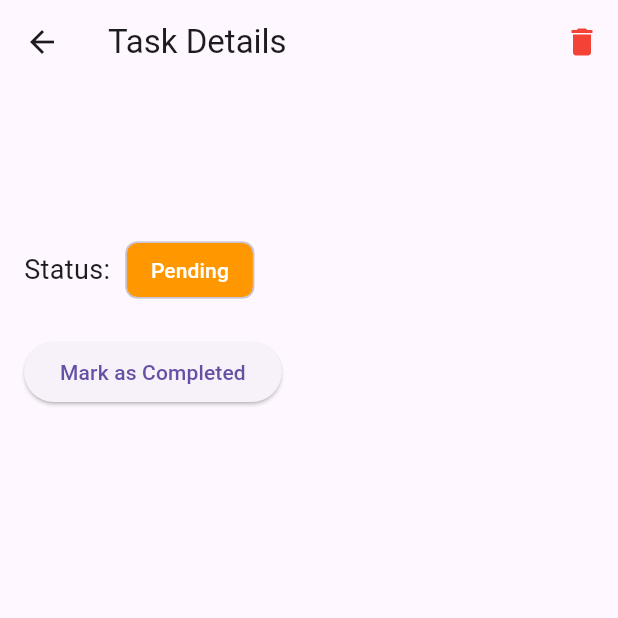
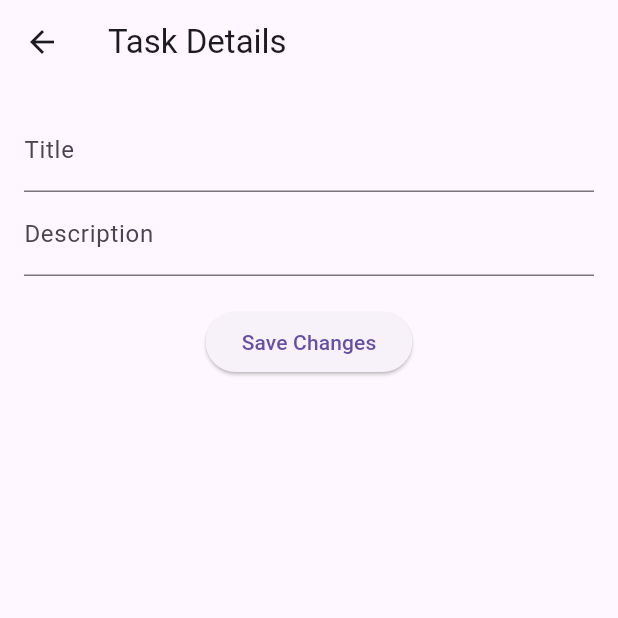
Before and after one commit to VijayaKumarHulliker/task_manager_application, a Flutter app: the TaskDetailScreen screen opened directly with empty values, on a phone screen of 412 x 824 dp, the top half of it. Run offline on Flutter 3.47's test engine with Material 3 defaults, Android fonts, the phone set to English and light mode, and no system bars; our stand-ins replace flutter_riverpod, hive, hive_flutter, sqflite; accounts and stored records are empty.

Commit message:
Updated task provider and database service for task update functionality

```diff
--- a/lib/models/task_model.dart
+++ b/lib/models/task_model.dart
@@ -1,15 +1,15 @@
 class Task {
-  final int? id;
-  final String title;
-  final String description;
-  final bool isCompleted;
-  final DateTime createdAt;
+  int? id;
+  String title;
+  String description;
+  bool isCompleted;
+  DateTime createdAt;
 
   Task({
     this.id,
     required this.title,
     required this.description,
-    this.isCompleted = false,
+    required this.isCompleted,
     required this.createdAt,
   });
 
--- a/lib/services/database_service.dart
+++ b/lib/services/database_service.dart
@@ -30,16 +30,19 @@ class DatabaseService {
     );
   }
 
+
   Future<void> insertTask(Task task) async {
     final db = await database;
     await db.insert('tasks', task.toMap(), conflictAlgorithm: ConflictAlgorithm.replace);
   }
+
 
   Future<List<Task>> getTasks() async {
     final db = await database;
     final List<Map<String, dynamic>> maps = await db.query('tasks');
     return maps.map((task) => Task.fromMap(task)).toList();
   }
+
 
   Future<void> deleteTask(int id) async {
     final db = await database;
--- a/lib/viewmodels/task_provider.dart
+++ b/lib/viewmodels/task_provider.dart
@@ -2,7 +2,9 @@ import 'package:flutter_riverpod/flutter_riverpod.dart';
 import '../models/task_model.dart';
 import '../services/database_service.dart';
 
+
 final taskSortOrderProvider = StateProvider<String>((ref) => "date");
+
 
 final taskProvider = StateNotifierProvider<TaskNotifier, List<Task>>((ref) {
   return TaskNotifier(ref);
@@ -15,6 +17,7 @@ class TaskNotifier extends StateNotifier<List<Task>> {
 
   final DatabaseService _dbService = DatabaseService();
   final Ref ref;
+
 
   Future<void> loadTasks() async {
     final sortOrder = ref.read(taskSortOrderProvider);
@@ -31,6 +34,7 @@ class TaskNotifier extends StateNotifier<List<Task>> {
     state = tasks;
   }
 
+
   Future<void> addTask(Task task) async {
     await _dbService.insertTask(task);
     loadTasks();
@@ -41,6 +45,7 @@ class TaskNotifier extends StateNotifier<List<Task>> {
     loadTasks();
   }
 
+
   Future<void> updateTask(Task task) async {
     await _dbService.updateTask(task);
     loadTasks();
--- a/lib/views/task_detail_screen.dart
+++ b/lib/views/task_detail_screen.dart
@@ -3,70 +3,49 @@ import 'package:flutter_riverpod/flutter_riverpod.dart';
 import 'package:task_manager_app/viewmodels/task_provider.dart';
 import '../models/task_model.dart';
 
+
 class TaskDetailScreen extends ConsumerWidget {
   final Task task;
-
   const TaskDetailScreen({super.key, required this.task});
 
   @override
   Widget build(BuildContext context, WidgetRef ref) {
-    final taskNotifier = ref.read(taskProvider.notifier);
+    TextEditingController titleController = TextEditingController(text: task.title);
+    TextEditingController descriptionController = TextEditingController(text: task.description);
 
     return Scaffold(
       appBar: AppBar(
-        title: const Text("Task Details"),
-        actions: [
-          IconButton(
-            icon: const Icon(Icons.delete, color: Colors.red),
-            onPressed: () {
-              taskNotifier.deleteTask(task.id!);
-              Navigator.pop(context);
-            },
-          ),
-        ],
+        title: const Text('Task Details'),
       ),
       body: Padding(
         padding: const EdgeInsets.all(16.0),
         child: Column(
-          crossAxisAlignment: CrossAxisAlignment.start,
           children: [
-            Text(
-              task.title,
-              style: const TextStyle(fontSize: 22, fontWeight: FontWeight.bold),
+            TextField(
+              controller: titleController,
+              decoration: const InputDecoration(labelText: 'Title'),
             ),
-            const SizedBox(height: 10),
-            Text(
-              task.description,
-              style: const TextStyle(fontSize: 16, color: Colors.grey),
-            ),
-            const SizedBox(height: 20),
-            Row(
-              children: [
-                const Text("Status:", style: TextStyle(fontSize: 18)),
-                const SizedBox(width: 10),
-                Chip(
-                  label: Text(
-                    task.isCompleted ? "Completed" : "Pending",
-                    style: const TextStyle(color: Colors.white),
-                  ),
-                  backgroundColor: task.isCompleted ? Colors.green : Colors.orange,
-                ),
-              ],
+            TextField(
+              controller: descriptionController,
+              decoration: const InputDecoration(labelText: 'Description'),
             ),
             const SizedBox(height: 20),
             ElevatedButton(
               onPressed: () {
-                Task updatedTask = Task(
+                final updatedTask = Task(
                   id: task.id,
-                  title: task.title,
-                  description: task.description,
-                  isCompleted: !task.isCompleted,
+                  title: titleController.text,
+                  description: descriptionController.text,
+                  isCompleted: task.isCompleted,
                   createdAt: task.createdAt,
                 );
-                taskNotifier.updateTask(updatedTask);
+
+
+                ref.read(taskProvider.notifier).updateTask(updatedTask);
+
                 Navigator.pop(context);
               },
-              child: Text(task.isCompleted ? "Mark as Pending" : "Mark as Completed"),
+              child: const Text('Save Changes'),
             ),
           ],
         ),
```
